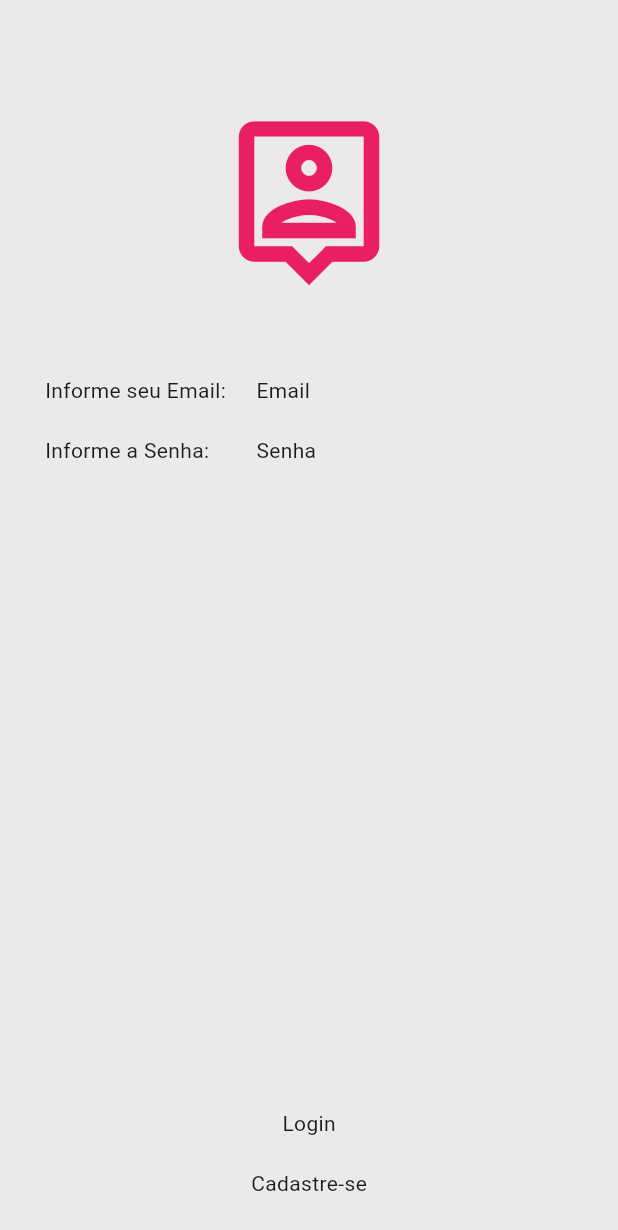
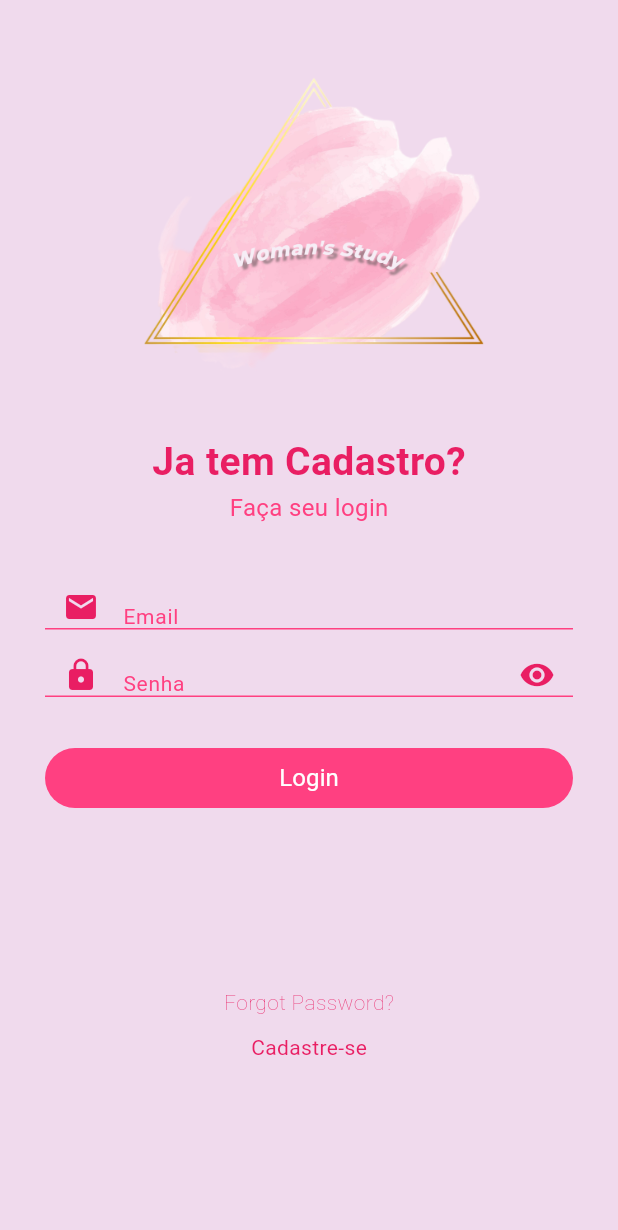
Before and after one commit to simonekosa/trilhaapp, a Flutter app: the screen it shows after launch, on a phone screen of 412 x 824 dp. Shown: the top 1230 px of the screen. Run offline on Flutter 3.47's test engine with Material 3 defaults, Android fonts, the phone set to English and light mode, and no system bars; our stand-ins replace google_fonts.

Commit message:
criação tela de login com widgets

```diff
--- a/lib/pages/login_page.dart
+++ b/lib/pages/login_page.dart
@@ -12,71 +12,134 @@ class _LoginPageState extends State<LoginPage> {
   Widget build(BuildContext context) {
     return SafeArea(
       child: Scaffold(
-        backgroundColor: const Color.fromARGB(255, 235, 233, 233),
-        body: SizedBox(
-          width: double.infinity,
+        backgroundColor: const Color.fromARGB(255, 240, 218, 237),
+        body: SingleChildScrollView(
+          child: ConstrainedBox(
+            constraints: BoxConstraints(
+              maxHeight: MediaQuery.of(context).size.height,
+            ),
             child: Column(
               crossAxisAlignment: CrossAxisAlignment.center,
               children: [
                 const SizedBox(
-                height: 70,
+                  height: 15,
                 ),
-              const Icon(
-                Icons.person_pin_outlined,
-                size: 125,
-                color: Colors.pink,
+                Row(
+                  children: [
+                    Expanded(child: Container()),
+                    Expanded(
+                      flex: 4,
+                      child: Image.asset(
+                        'lib/images/logo_login.png',
+                      ),
+                    ),
+                    Expanded(child: Container()),
+                  ],
+                ),
+                const Text(
+                  'Ja tem Cadastro?',
+                  style: TextStyle(
+                      fontSize: 26,
+                      fontWeight: FontWeight.w700,
+                      color: Colors.pink),
+                ),
+                const Text(
+                  'Faça seu login',
+                  style: TextStyle(fontSize: 16, color: Colors.pinkAccent),
                 ),
                 const SizedBox(
-                height: 50,
+                  height: 40,
                 ),
                 Container(
                   width: double.infinity,
                   margin: const EdgeInsets.symmetric(horizontal: 30),
                   height: 30,
                   alignment: Alignment.center,
-                child: const Row(
-                  children: [
-                    Expanded(flex: 2, child: Text('Informe seu Email:')),
-                    Expanded(flex: 3, child: Text('Email'))
-                  ],
+                  child: const TextField(
+                    style: TextStyle(color: Colors.pinkAccent),
+                    decoration: InputDecoration(
+                        contentPadding: EdgeInsets.only(top: 0),
+                        enabledBorder: UnderlineInputBorder(
+                            borderSide: BorderSide(color: Colors.pinkAccent)),
+                        focusedBorder: UnderlineInputBorder(
+                            borderSide: BorderSide(color: Colors.pinkAccent)),
+                        prefixIcon: Icon(Icons.email, color: Colors.pink),
+                        hintText: "Email",
+                        hintStyle:
+                            TextStyle(color: Colors.pinkAccent, fontSize: 14)),
                   ),
                 ),
                 const SizedBox(
-                height: 10,
+                  height: 15,
                 ),
                 Container(
                   width: double.infinity,
                   margin: const EdgeInsets.symmetric(horizontal: 30),
                   height: 30,
                   alignment: Alignment.center,
-                child: const Row(
-                  children: [
-                    Expanded(flex: 2, child: Text('Informe a Senha:')),
-                    Expanded(flex: 3, child: Text('Senha'))
-                  ],
+                  child: const TextField(
+                    style: TextStyle(color: Colors.pinkAccent),
+                    decoration: InputDecoration(
+                      contentPadding: EdgeInsets.only(top: 0),
+                      enabledBorder: UnderlineInputBorder(
+                          borderSide: BorderSide(color: Colors.pinkAccent)),
+                      focusedBorder: UnderlineInputBorder(
+                          borderSide: BorderSide(color: Colors.pinkAccent)),
+                      prefixIcon: Icon(Icons.lock, color: Colors.pink),
+                      hintText: "Senha",
+                      hintStyle:
+                          TextStyle(color: Colors.pinkAccent, fontSize: 14),
+                      suffixIcon: Icon(Icons.visibility, color: Colors.pink),
+                    ),
+                  ),
+                ),
+                const SizedBox(
+                  height: 30,
+                ),
+                Container(
+                  width: double.infinity,
+                  margin: const EdgeInsets.symmetric(horizontal: 30),
+                  alignment: Alignment.center,
+                  child: SizedBox(
+                    width: double.infinity,
+                    child: TextButton(
+                        onPressed: () {},
+                        style: ButtonStyle(
+                            backgroundColor:
+                                WidgetStateProperty.all(Colors.pinkAccent)),
+                        child: const Text(
+                          'Login',
+                          style: TextStyle(
+                              color: Colors.white,
+                              fontSize: 16,
+                              fontWeight: FontWeight.w400),
+                        )),
                   ),
                 ),
                 Expanded(child: Container()),
                 Container(
-                width: double.infinity,
                   margin: const EdgeInsets.symmetric(horizontal: 30),
                   height: 30,
                   alignment: Alignment.center,
-                child: const Text('Login'),
+                  child: const Text(
+                    'Forgot Password?',
+                    style: TextStyle(
+                        color: Colors.pink, fontWeight: FontWeight.w200),
                   ),
-              const SizedBox(
-                height: 10,
                 ),
                 Container(
                   margin: const EdgeInsets.symmetric(horizontal: 30),
                   height: 30,
                   alignment: Alignment.center,
-                child: const Text('Cadastre-se'),
+                  child: const Text(
+                    'Cadastre-se',
+                    style: TextStyle(
+                        color: Colors.pink, fontWeight: FontWeight.w400),
                   ),
-              const SizedBox(
-                height: 20,
                 ),
+                Expanded(child: Container()),
               ],
+            ),
           ),
         ),
       ),
--- a/pubspec.yaml
+++ b/pubspec.yaml
@@ -58,8 +58,8 @@ flutter:
   uses-material-design: true
 
   # To add assets to your application, add an assets section, like this:
-  # assets:
-  #   - images/a_dot_burr.jpeg
+  assets:
+    - lib/images/logo_login.png
   #   - images/a_dot_ham.jpeg
 
   # An image asset can refer to one or more resolution-specific "variants", see
```
Also changed, not shown: lib/images/logo_login.png (added). Lines whose indentation alone changed are shown as unchanged.
